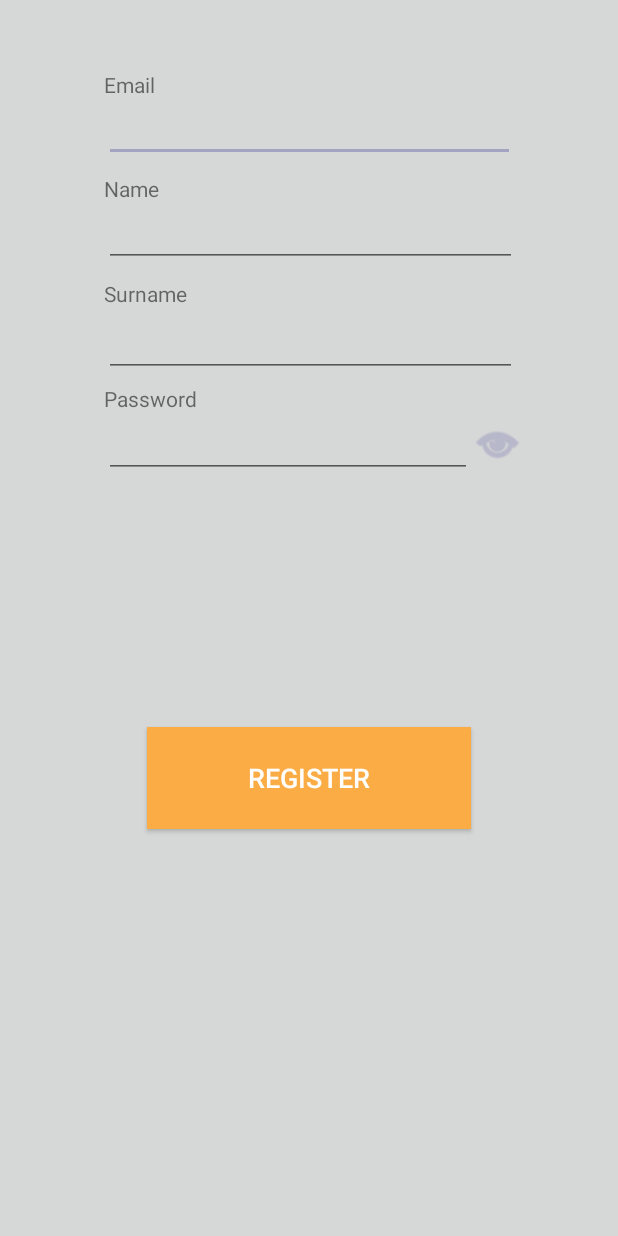
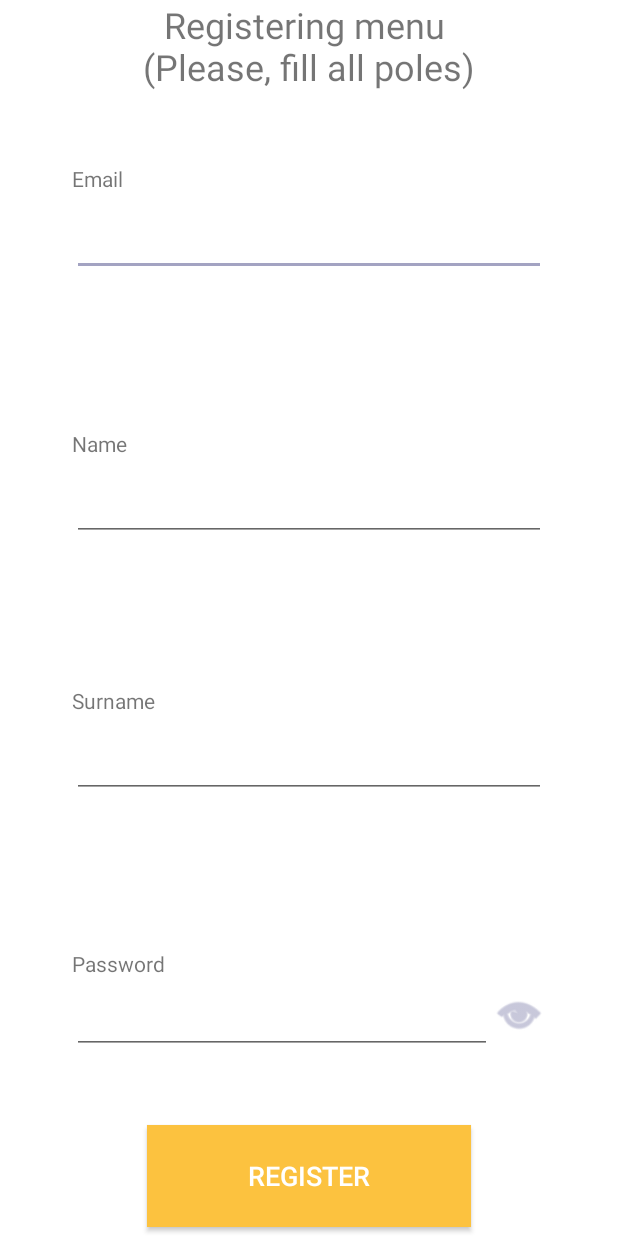
Before and after one commit to MaksWellFine/DailyShedule, an Android app: the RegisterActivity screen opened directly, with no data from a screen before it, on a phone screen of 412 x 824 dp. Run offline under Robolectric (Android 15) with nearby library versions, the phone set to English and light mode, and no system bars.

Commit message:
Register design changes

```diff
--- a/AndroidApp/DailyShedule/app/src/main/java/com/twogev/dailyshedule/SignInActivity.java
+++ b/AndroidApp/DailyShedule/app/src/main/java/com/twogev/dailyshedule/SignInActivity.java
@@ -159,6 +159,8 @@ public class SignInActivity extends AppCompatActivity {
                 .make(findViewById(R.id.sign_in_layout), s, Snackbar.LENGTH_LONG);
         snackbar.getView().setBackgroundColor(Color.GRAY);
         TextView t = (TextView)snackbar.getView().findViewById(android.support.design.R.id.snackbar_text);//setActionTextColor(getResources().getColor(R.color.colorPrimary));
+        t.setTextAlignment(View.TEXT_ALIGNMENT_CENTER);
+        t.setTextSize(16);
         t.setTextColor(getResources().getColor(R.color.colorPrimary));
         snackbar.show();
     }
--- a/AndroidApp/DailyShedule/app/src/main/java/com/twogev/dailyshedule/WaitingActivity.java
+++ b/AndroidApp/DailyShedule/app/src/main/java/com/twogev/dailyshedule/WaitingActivity.java
@@ -37,6 +37,8 @@ public class WaitingActivity extends AppCompatActivity {
     protected void onCreate(Bundle savedInstanceState) {
         super.onCreate(savedInstanceState);
         setContentView(R.layout.waiting_activity);
+
+        getSupportActionBar().hide();
 
         ProgressBar spinner = (ProgressBar) findViewById(R.id.progress_waiting);
         spinner.getIndeterminateDrawable().setColorFilter(getResources().getColor(R.color.colorPrimary), android.graphics.PorterDuff.Mode.MULTIPLY);
--- a/AndroidApp/DailyShedule/app/src/main/res/layout/register_window.xml
+++ b/AndroidApp/DailyShedule/app/src/main/res/layout/register_window.xml
@@ -4,51 +4,70 @@
     xmlns:tools="http://schemas.android.com/tools"
     android:layout_width="match_parent"
     android:layout_height="match_parent"
-    android:background="?attr/colorButtonNormal"
+    android:background="@android:color/white"
     tools:context="com.tot.dev.dailyschedule.RegisterActivity">
+
+    <TextView
+        android:id="@+id/textView3"
+        android:layout_width="0dp"
+        android:layout_height="60dp"
+        android:layout_marginLeft="16dp"
+        android:layout_marginRight="16dp"
+        android:text="Registering menu \n(Please, fill all poles)"
+        android:textAlignment="center"
+        android:textSize="24sp"
+        app:layout_constraintBottom_toBottomOf="parent"
+        app:layout_constraintHorizontal_bias="0.0"
+        app:layout_constraintLeft_toLeftOf="parent"
+        app:layout_constraintRight_toRightOf="parent"
+        app:layout_constraintTop_toTopOf="parent"
+        app:layout_constraintVertical_bias="0.0"
+        android:layout_marginStart="16dp"
+        android:layout_marginEnd="16dp" />
 
     <android.support.constraint.ConstraintLayout
         android:id="@+id/reg_text_email"
-        android:layout_width="match_parent"
-        android:layout_height="333dp"
-        android:layout_marginBottom="8dp"
-        android:layout_marginEnd="8dp"
-        android:layout_marginLeft="16dp"
-        android:layout_marginRight="16dp"
-        android:layout_marginStart="8dp"
+        android:layout_width="0dp"
+        android:layout_height="0dp"
+        android:layout_marginBottom="80dp"
+        android:layout_marginTop="80dp"
         app:layout_constraintBottom_toBottomOf="parent"
         app:layout_constraintLeft_toLeftOf="parent"
         app:layout_constraintRight_toRightOf="parent"
         app:layout_constraintTop_toTopOf="parent"
-        app:layout_constraintVertical_bias="0.017"
+        app:layout_constraintVertical_bias="0.0"
+        android:layout_marginLeft="48dp"
+        android:layout_marginRight="48dp"
         app:layout_constraintHorizontal_bias="0.0">
 
-        <android.support.constraint.ConstraintLayout
-            android:id="@+id/constraintLayout"
-            android:layout_width="290dp"
-            android:layout_height="70dp"
-            android:layout_marginBottom="8dp"
-            android:layout_marginEnd="8dp"
-            android:layout_marginLeft="8dp"
-            android:layout_marginRight="8dp"
-            android:layout_marginStart="8dp"
-            android:layout_marginTop="0dp"
+        <LinearLayout
+            android:id="@+id/layout_email"
+            android:layout_width="0dp"
+            android:layout_height="wrap_content"
+            android:orientation="vertical"
             app:layout_constraintBottom_toBottomOf="parent"
             app:layout_constraintLeft_toLeftOf="parent"
             app:layout_constraintRight_toRightOf="parent"
             app:layout_constraintTop_toTopOf="parent"
-            app:layout_constraintVertical_bias="0.149">
+            app:layout_constraintVertical_bias="0.050000012">
+
+            <TextView
+                android:id="@+id/reg_email"
+                android:layout_width="match_parent"
+                android:layout_height="wrap_content"
+                android:text="Email"
+                app:layout_constraintBottom_toBottomOf="parent"
+                app:layout_constraintLeft_toLeftOf="parent"
+                app:layout_constraintRight_toRightOf="parent"
+                app:layout_constraintTop_toTopOf="parent"
+                app:layout_constraintVertical_bias="0.019"
+                tools:layout_constraintBottom_creator="1"
+                tools:layout_constraintTop_creator="1" />
 
             <EditText
                 android:id="@+id/reg_text_emaill"
-                android:layout_width="274dp"
-                android:layout_height="wrap_content"
-                android:layout_marginBottom="8dp"
-                android:layout_marginEnd="8dp"
-                android:layout_marginLeft="8dp"
-                android:layout_marginRight="8dp"
-                android:layout_marginStart="8dp"
-                android:layout_marginTop="8dp"
+                android:layout_width="match_parent"
+                android:layout_height="55dp"
                 android:ems="10"
                 android:inputType="textPersonName"
                 app:layout_constraintBottom_toBottomOf="parent"
@@ -57,62 +76,25 @@
                 app:layout_constraintRight_toRightOf="parent"
                 app:layout_constraintTop_toTopOf="parent"
                 app:layout_constraintVertical_bias="1.0" />
+        </LinearLayout>
 
-            <TextView
-                android:id="@+id/reg_email"
-                android:layout_width="275dp"
-                android:layout_height="18dp"
-                android:layout_marginEnd="8dp"
-                android:layout_marginLeft="8dp"
-                android:layout_marginRight="8dp"
-                android:layout_marginStart="8dp"
-                android:text="Email"
-                app:layout_constraintBottom_toBottomOf="parent"
-                app:layout_constraintHorizontal_bias="0.0"
-                app:layout_constraintLeft_toLeftOf="parent"
-                app:layout_constraintRight_toRightOf="parent"
-                app:layout_constraintTop_toTopOf="parent"
-                app:layout_constraintVertical_bias="0.019"
-                tools:layout_constraintBottom_creator="1"
-                tools:layout_constraintTop_creator="1" />
-
-        </android.support.constraint.ConstraintLayout>
-
-        <android.support.constraint.ConstraintLayout
-            android:id="@+id/constraintLayout4"
-            android:layout_width="290dp"
-            android:layout_height="85dp"
+        <LinearLayout
+            android:id="@+id/layout_name"
+            android:layout_width="0dp"
+            android:layout_height="wrap_content"
+            android:orientation="vertical"
             app:layout_constraintBottom_toBottomOf="parent"
+            app:layout_constraintHorizontal_bias="0.0"
             app:layout_constraintLeft_toLeftOf="parent"
             app:layout_constraintRight_toRightOf="parent"
             app:layout_constraintTop_toTopOf="parent"
-            app:layout_constraintVertical_bias="1.0">
-
-            <Button
-                android:id="@+id/button3"
-                android:layout_width="35dp"
-                android:layout_height="35dp"
-                android:layout_marginLeft="8dp"
-                android:layout_marginStart="8dp"
-                android:background="@android:drawable/ic_menu_view"
-                android:backgroundTint="@color/colorAccent"
-                app:layout_constraintBottom_toBottomOf="parent"
-                app:layout_constraintHorizontal_bias="0.991"
-                app:layout_constraintLeft_toLeftOf="parent"
-                app:layout_constraintRight_toRightOf="parent"
-                app:layout_constraintTop_toTopOf="parent"
-                app:layout_constraintVertical_bias="0.44" />
+            app:layout_constraintVertical_bias="0.35000002">
 
             <TextView
-                android:id="@+id/reg_password"
-                android:layout_width="275dp"
-                android:layout_height="18dp"
-                android:layout_marginBottom="63dp"
-                android:layout_marginEnd="8dp"
-                android:layout_marginLeft="8dp"
-                android:layout_marginRight="8dp"
-                android:layout_marginStart="8dp"
-                android:text="Password"
+                android:id="@+id/reg_name"
+                android:layout_width="match_parent"
+                android:layout_height="wrap_content"
+                android:text="Name"
                 app:layout_constraintBottom_toBottomOf="parent"
                 app:layout_constraintHorizontal_bias="0.0"
                 app:layout_constraintLeft_toLeftOf="parent"
@@ -121,44 +103,46 @@
                 app:layout_constraintVertical_bias="0.0" />
 
             <EditText
-                android:id="@+id/reg_text_password"
-                android:layout_width="245dp"
-                android:layout_height="wrap_content"
-                android:layout_marginBottom="8dp"
-                android:layout_marginEnd="8dp"
-                android:layout_marginLeft="8dp"
-                android:layout_marginRight="8dp"
-                android:layout_marginStart="8dp"
-                android:layout_marginTop="8dp"
+                android:id="@+id/reg_text_name"
+                android:layout_width="match_parent"
+                android:layout_height="55dp"
                 android:ems="10"
-                android:inputType="textPassword"
+                android:inputType="textPersonName"
                 app:layout_constraintBottom_toBottomOf="parent"
                 app:layout_constraintHorizontal_bias="0.0"
                 app:layout_constraintLeft_toLeftOf="parent"
                 app:layout_constraintRight_toRightOf="parent"
                 app:layout_constraintTop_toTopOf="parent"
-                app:layout_constraintVertical_bias="0.39" />
-        </android.support.constraint.ConstraintLayout>
+                app:layout_constraintVertical_bias="1.0" />
+        </LinearLayout>
 
-        <android.support.constraint.ConstraintLayout
-            android:id="@+id/constraintLayout3"
-            android:layout_width="290dp"
-            android:layout_height="70dp"
+        <LinearLayout
+            android:id="@+id/layout_surname"
+            android:layout_width="0dp"
+            android:layout_height="wrap_content"
+            android:orientation="vertical"
             app:layout_constraintBottom_toBottomOf="parent"
             app:layout_constraintLeft_toLeftOf="parent"
             app:layout_constraintRight_toRightOf="parent"
             app:layout_constraintTop_toTopOf="parent"
-            app:layout_constraintVertical_bias="0.676">
+            app:layout_constraintVertical_bias="0.64">
+
+            <TextView
+                android:id="@+id/reg_surname"
+                android:layout_width="match_parent"
+                android:layout_height="wrap_content"
+                android:text="Surname"
+                app:layout_constraintBottom_toBottomOf="parent"
+                app:layout_constraintHorizontal_bias="0.0"
+                app:layout_constraintLeft_toLeftOf="parent"
+                app:layout_constraintRight_toRightOf="parent"
+                app:layout_constraintTop_toTopOf="parent"
+                app:layout_constraintVertical_bias="0.0" />
 
             <EditText
                 android:id="@+id/reg_text_surname"
-                android:layout_width="275dp"
-                android:layout_height="wrap_content"
-                android:layout_marginEnd="8dp"
-                android:layout_marginLeft="8dp"
-                android:layout_marginRight="8dp"
-                android:layout_marginStart="8dp"
-                android:layout_marginTop="8dp"
+                android:layout_width="match_parent"
+                android:layout_height="55dp"
                 android:ems="10"
                 android:inputType="textPersonName"
                 app:layout_constraintBottom_toBottomOf="parent"
@@ -167,76 +151,57 @@
                 app:layout_constraintRight_toRightOf="parent"
                 app:layout_constraintTop_toTopOf="parent"
                 app:layout_constraintVertical_bias="0.7" />
+        </LinearLayout>
+
+        <android.support.constraint.ConstraintLayout
+            android:id="@+id/layout_password"
+            android:layout_width="0dp"
+            android:layout_height="70dp"
+            app:layout_constraintBottom_toBottomOf="parent"
+            app:layout_constraintHorizontal_bias="0.0"
+            app:layout_constraintLeft_toLeftOf="parent"
+            app:layout_constraintRight_toRightOf="parent"
+            app:layout_constraintTop_toTopOf="parent"
+            app:layout_constraintVertical_bias="0.93">
 
             <TextView
-                android:id="@+id/reg_surname"
-                android:layout_width="275dp"
-                android:layout_height="20dp"
-                android:layout_marginBottom="8dp"
-                android:layout_marginEnd="8dp"
-                android:layout_marginLeft="8dp"
-                android:layout_marginRight="8dp"
-                android:layout_marginStart="8dp"
-                android:text="Surname"
+                android:id="@+id/reg_password"
+                android:layout_width="0dp"
+                android:layout_height="wrap_content"
+                android:text="Password"
                 app:layout_constraintBottom_toBottomOf="parent"
-                app:layout_constraintHorizontal_bias="0.0"
                 app:layout_constraintLeft_toLeftOf="parent"
                 app:layout_constraintRight_toRightOf="parent"
                 app:layout_constraintTop_toTopOf="parent"
                 app:layout_constraintVertical_bias="0.0" />
-        </android.support.constraint.ConstraintLayout>
-
-        <android.support.constraint.ConstraintLayout
-            android:id="@+id/constraintLayout2"
-            android:layout_width="290dp"
-            android:layout_height="70dp"
-            android:layout_marginBottom="8dp"
-            android:layout_marginEnd="8dp"
-            android:layout_marginLeft="8dp"
-            android:layout_marginRight="8dp"
-            android:layout_marginStart="8dp"
-            android:layout_marginTop="8dp"
-            app:layout_constraintBottom_toBottomOf="parent"
-            app:layout_constraintLeft_toLeftOf="parent"
-            app:layout_constraintRight_toRightOf="parent"
-            app:layout_constraintTop_toTopOf="parent"
-            app:layout_constraintVertical_bias="0.404">
 
             <EditText
-                android:id="@+id/reg_text_name"
-                android:layout_width="275dp"
-                android:layout_height="wrap_content"
-                android:layout_marginBottom="8dp"
-                android:layout_marginEnd="8dp"
-                android:layout_marginLeft="8dp"
-                android:layout_marginRight="8dp"
-                android:layout_marginStart="8dp"
-                android:layout_marginTop="8dp"
+                android:id="@+id/reg_text_password"
+                android:layout_width="0dp"
+                android:layout_height="55dp"
+                android:layout_marginEnd="36dp"
+                android:layout_marginRight="36dp"
                 android:ems="10"
-                android:inputType="textPersonName"
+                android:inputType="textPassword"
                 app:layout_constraintBottom_toBottomOf="parent"
-                app:layout_constraintHorizontal_bias="0.0"
                 app:layout_constraintLeft_toLeftOf="parent"
                 app:layout_constraintRight_toRightOf="parent"
                 app:layout_constraintTop_toTopOf="parent"
                 app:layout_constraintVertical_bias="1.0" />
 
-            <TextView
-                android:id="@+id/reg_name"
-                android:layout_width="275dp"
-                android:layout_height="18dp"
-                android:layout_marginBottom="8dp"
-                android:layout_marginEnd="8dp"
-                android:layout_marginLeft="8dp"
-                android:layout_marginRight="8dp"
-                android:layout_marginStart="8dp"
-                android:text="Name"
+            <Button
+                android:id="@+id/button3"
+                android:layout_width="36dp"
+                android:layout_height="36dp"
+                android:background="@android:drawable/ic_menu_view"
+                android:backgroundTint="@color/colorAccent"
                 app:layout_constraintBottom_toBottomOf="parent"
-                app:layout_constraintHorizontal_bias="0.0"
+                app:layout_constraintHorizontal_bias="1.0"
                 app:layout_constraintLeft_toLeftOf="parent"
                 app:layout_constraintRight_toRightOf="parent"
                 app:layout_constraintTop_toTopOf="parent"
-                app:layout_constraintVertical_bias="0.0" />
+                app:layout_constraintVertical_bias="0.75" />
+
         </android.support.constraint.ConstraintLayout>
 
     </android.support.constraint.ConstraintLayout>
@@ -252,8 +217,7 @@
         app:layout_constraintBottom_toBottomOf="parent"
         app:layout_constraintLeft_toLeftOf="parent"
         app:layout_constraintRight_toRightOf="parent"
-        app:layout_constraintTop_toBottomOf="@+id/reg_text_email"
-        app:layout_constraintVertical_bias="0.345" />
+        app:layout_constraintTop_toBottomOf="@+id/reg_text_email" />
 
 
 </android.support.constraint.ConstraintLayout>
--- a/AndroidApp/DailyShedule/app/src/main/res/layout/sign_in_window.xml
+++ b/AndroidApp/DailyShedule/app/src/main/res/layout/sign_in_window.xml
@@ -5,7 +5,7 @@
     android:id="@+id/sign_in_layout"
     android:layout_width="match_parent"
     android:layout_height="match_parent"
-    android:background="?attr/colorButtonNormal"
+    android:background="@android:color/white"
     tools:context="com.tot.dev.dailyschedule.SignInActivity">
 
     <Button
@@ -26,10 +26,10 @@
     <android.support.constraint.ConstraintLayout
         android:layout_width="match_parent"
         android:layout_height="319dp"
-        android:layout_marginLeft="16dp"
-        android:layout_marginRight="16dp"
+        android:layout_marginLeft="48dp"
+        android:layout_marginRight="48dp"
         app:layout_constraintBottom_toBottomOf="parent"
-        app:layout_constraintHorizontal_bias="0.521"
+        app:layout_constraintHorizontal_bias="0.0"
         app:layout_constraintLeft_toLeftOf="parent"
         app:layout_constraintRight_toRightOf="parent"
         app:layout_constraintTop_toTopOf="parent"
--- a/AndroidApp/DailyShedule/app/src/main/res/layout/waiting_activity.xml
+++ b/AndroidApp/DailyShedule/app/src/main/res/layout/waiting_activity.xml
@@ -7,7 +7,7 @@
     android:id="@+id/waiting_layout"
     android:layout_width="match_parent"
     android:layout_height="match_parent"
-    android:background="?attr/colorButtonNormal"
+    android:background="@android:color/white"
     tools:context="com.twogev.dailyshedule.WaitingActivity">
 
     <ProgressBar
--- a/AndroidApp/DailyShedule/app/src/main/res/values/colors.xml
+++ b/AndroidApp/DailyShedule/app/src/main/res/values/colors.xml
@@ -1,6 +1,6 @@
 <?xml version="1.0" encoding="utf-8"?>
 <resources>
-    <color name="colorPrimary">#fcac45</color>
+    <color name="colorPrimary">#fcc23f</color>
     <color name="colorPrimaryDark">#fc962e</color>
     <color name="colorPrimaryLight">#fcc664</color>
     <color name="colorAccent">#a3a3c2</color>
```
